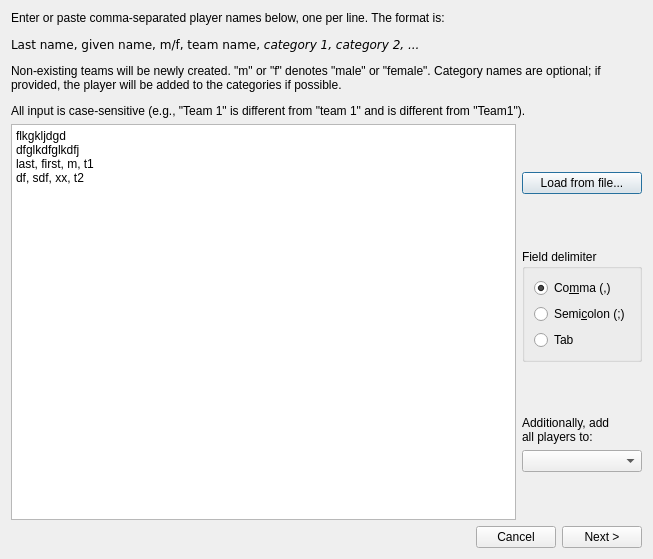
Above: ui/DlgImportCSV_Step1.ui from probonopd/QTournament before the change. Below: the same form after it.
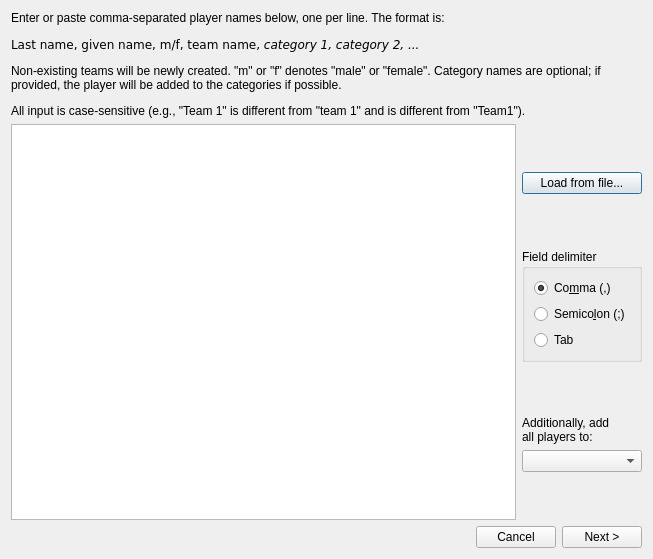
That is the form after the change.

What changed in the file:
```diff
--- a/ui/DlgImportCSV_Step1.ui
+++ b/ui/DlgImportCSV_Step1.ui
@@ -29,13 +29,7 @@
      <item>
       <widget class="QPlainTextEdit" name="txtBox">
        <property name="plainText">
-        <string>flkgkljdgd
-dfglkdfglkdfj
-last, first, m, t1
-df, sdf, xx, t2
-
-
-</string>
+        <string/>
        </property>
       </widget>
      </item>
@@ -96,7 +90,7 @@
           <item>
            <widget class="QRadioButton" name="rbSemi">
             <property name="text">
-             <string>Semi&amp;colon (;)</string>
+             <string>Semico&amp;lon (;)</string>
             </property>
             <attribute name="buttonGroup">
              <string notr="true">buttonGroup</string>
```
Left out of the diff: 2 changed lines with no effect on the pictures.
